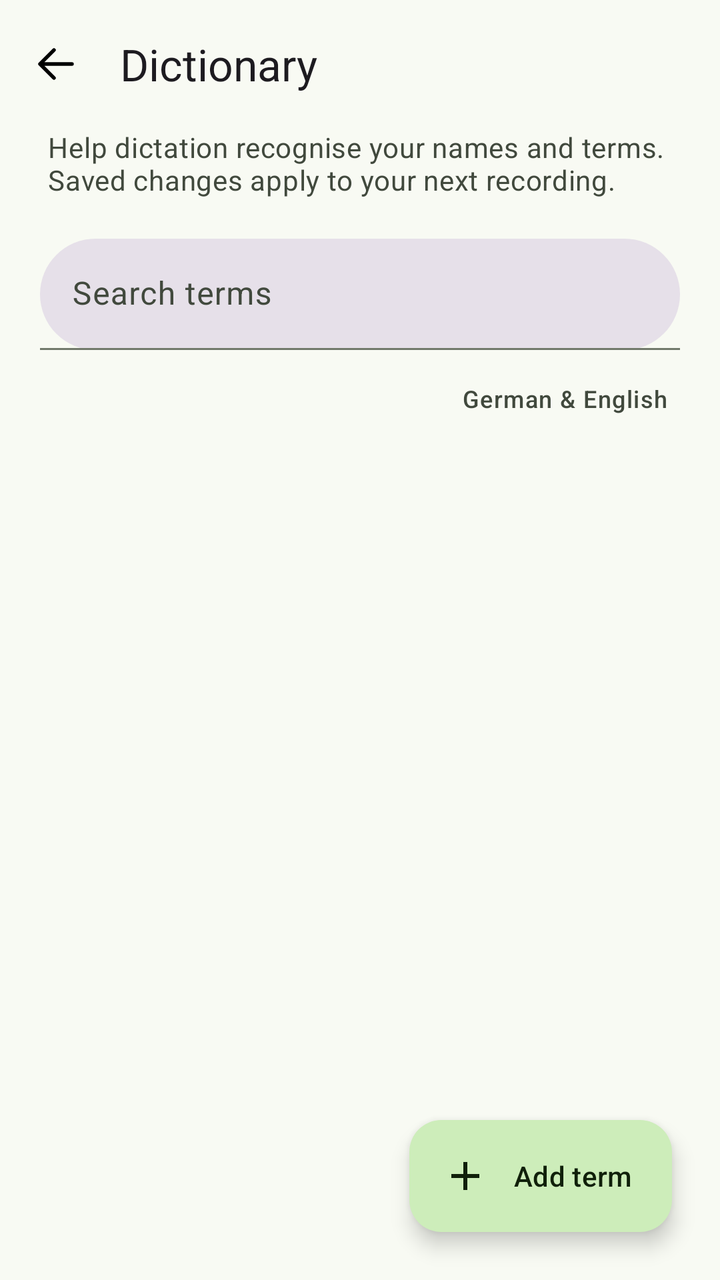
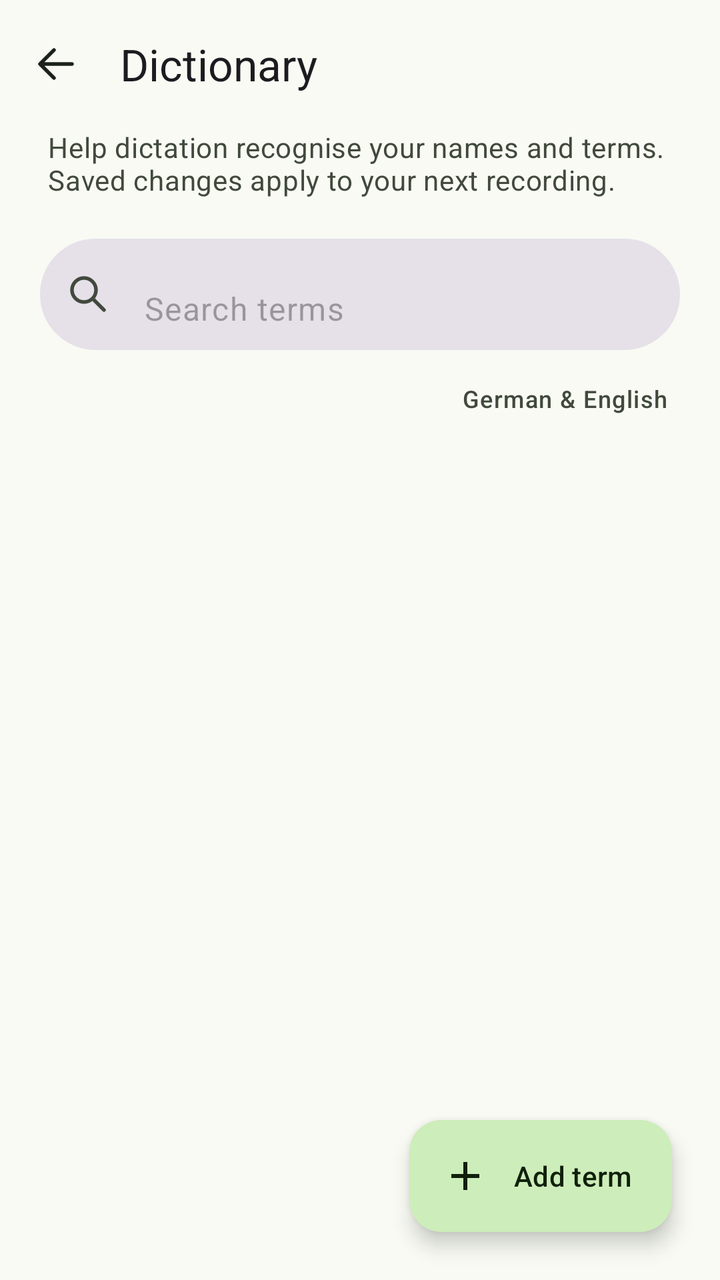

The first picture is an Android layout as it rendered before a commit; the second is the same layout after the commit. The layout source and the unified diff follow.
<!-- AndroidManifest.xml: activity theme Theme.Dictation.Settings -->
<!-- res/layout/dictionary.xml -->
<androidx.coordinatorlayout.widget.CoordinatorLayout xmlns:android="http://schemas.android.com/apk/res/android"
    xmlns:app="http://schemas.android.com/apk/res-auto" android:id="@+id/dictionary_root"
    android:layout_width="match_parent" android:layout_height="match_parent" android:background="?attr/colorSurface">
    <LinearLayout android:layout_width="match_parent" android:layout_height="match_parent" android:orientation="vertical">
        <com.google.android.material.appbar.MaterialToolbar android:id="@+id/dictionary_toolbar"
            android:layout_width="match_parent" android:layout_height="wrap_content" android:minHeight="64dp"
            app:title="@string/dictionary_title" app:navigationIcon="@drawable/ic_dictionary_back" app:navigationContentDescription="@string/dictionary_back" />
        <TextView android:layout_width="match_parent" android:layout_height="wrap_content"
            android:layout_marginHorizontal="24dp" android:layout_marginBottom="20dp"
            android:text="@string/dictionary_explanation" android:textAppearance="?attr/textAppearanceBodyMedium" android:textColor="?attr/colorOnSurfaceVariant" />
        <com.google.android.material.textfield.TextInputLayout android:layout_width="match_parent" android:layout_height="wrap_content"
            android:layout_marginHorizontal="20dp" android:layout_marginBottom="16dp" android:hint="@string/dictionary_search"
            app:boxCornerRadiusTopStart="28dp" app:boxCornerRadiusTopEnd="28dp" app:boxCornerRadiusBottomStart="28dp" app:boxCornerRadiusBottomEnd="28dp"
            style="@style/Widget.Material3.TextInputLayout.FilledBox" app:endIconMode="clear_text">
            <com.google.android.material.textfield.TextInputEditText android:id="@+id/dictionary_search" android:layout_width="match_parent" android:layout_height="wrap_content"
                android:inputType="text" android:imeOptions="actionSearch" android:maxLines="1" android:singleLine="true" android:importantForAutofill="no" />
        </com.google.android.material.textfield.TextInputLayout>
        <LinearLayout android:layout_width="match_parent" android:layout_height="wrap_content" android:paddingHorizontal="26dp" android:paddingBottom="8dp" android:gravity="center_vertical">
            <TextView android:id="@+id/dictionary_count" android:layout_width="0dp" android:layout_weight="1" android:layout_height="wrap_content" android:textAppearance="?attr/textAppearanceLabelMedium" android:textColor="?attr/colorOnSurfaceVariant" />
            <TextView android:layout_width="wrap_content" android:layout_height="wrap_content" android:text="@string/dictionary_languages" android:textAppearance="?attr/textAppearanceLabelMedium" android:textColor="?attr/colorOnSurfaceVariant" />
        </LinearLayout>
        <TextView android:id="@+id/dictionary_state" android:layout_width="match_parent" android:layout_height="wrap_content" android:padding="24dp"
            android:textAppearance="?attr/textAppearanceBodyMedium" android:accessibilityLiveRegion="polite" android:visibility="gone" />
        <androidx.recyclerview.widget.RecyclerView android:id="@+id/dictionary_list" android:layout_width="match_parent" android:layout_height="0dp" android:layout_weight="1"
            android:paddingHorizontal="16dp" android:paddingBottom="104dp" android:clipToPadding="false" />
    </LinearLayout>
    <com.google.android.material.floatingactionbutton.ExtendedFloatingActionButton android:id="@+id/dictionary_add"
        android:layout_width="wrap_content" android:layout_height="wrap_content" android:layout_gravity="bottom|end" android:layout_margin="24dp"
        android:text="@string/dictionary_add" app:icon="@drawable/ic_dictionary_add" />
</androidx.coordinatorlayout.widget.CoordinatorLayout>
<!-- resources referenced by this layout -->
<resources>
  <!-- drawable ic_dictionary_add (drawable) -->
  <vector xmlns:android="http://schemas.android.com/apk/res/android" android:width="24dp" android:height="24dp" android:viewportWidth="24" android:viewportHeight="24">
      <path android:fillColor="#000000" android:pathData="M11,5h2v6h6v2h-6v6h-2v-6H5v-2h6z" />
  </vector>
  <!-- drawable ic_dictionary_back (drawable) -->
  <vector xmlns:android="http://schemas.android.com/apk/res/android" android:width="24dp" android:height="24dp" android:viewportWidth="24" android:viewportHeight="24">
      <path android:fillColor="#00000000" android:strokeColor="#000000" android:strokeWidth="1.8" android:strokeLineCap="round" android:strokeLineJoin="round" android:pathData="M20,12H4M11,5l-7,7 7,7" />
  </vector>
  <string name="dictionary_add">Add term</string>
  <string name="dictionary_back">Back to Settings</string>
  <string name="dictionary_explanation">Help dictation recognise your names and terms.\nSaved changes apply to your next recording.</string>
  <string name="dictionary_languages">German &amp; English</string>
  <string name="dictionary_search">Search terms</string>
  <string name="dictionary_title">Dictionary</string>
  <style name="Theme.Dictation.Settings" parent="Theme.Material3.DayNight.NoActionBar">
          <item name="colorPrimary">@color/dictionary_primary</item>
          <item name="colorOnPrimary">@color/dictionary_on_primary</item>
          <item name="colorPrimaryContainer">@color/dictionary_primary_container</item>
          <item name="colorOnPrimaryContainer">@color/dictionary_on_primary_container</item>
          <item name="android:colorBackground">@color/dictionary_surface</item>
          <item name="colorSurface">@color/dictionary_surface</item>
          <item name="colorOnSurface">@color/dictionary_on_surface</item>
          <item name="colorSurfaceVariant">@color/dictionary_surface_variant</item>
          <item name="colorOnSurfaceVariant">@color/dictionary_on_surface_variant</item>
          <item name="colorOutline">@color/dictionary_outline</item>
          <item name="android:windowLightStatusBar">@bool/settings_light_bars</item>
          <item name="android:windowLightNavigationBar">@bool/settings_light_bars</item>
          <item name="android:windowSoftInputMode">adjustResize</item>
      </style>
  <color name="dictionary_primary">#426B32</color>
  <color name="dictionary_on_primary">#FFFFFF</color>
  <color name="dictionary_primary_container">#CDEDBA</color>
  <color name="dictionary_on_primary_container">#10200A</color>
  <color name="dictionary_surface">#F8FAF3</color>
  <color name="dictionary_on_surface">#1B211B</color>
  <color name="dictionary_surface_variant">#E1E7DB</color>
  <color name="dictionary_on_surface_variant">#41493D</color>
  <color name="dictionary_outline">#71796B</color>
</resources>

<!-- the commit's change to res/layout/dictionary.xml (unified diff, before → after) -->
@@ -4,16 +4,17 @@
     <LinearLayout android:layout_width="match_parent" android:layout_height="match_parent" android:orientation="vertical">
         <com.google.android.material.appbar.MaterialToolbar android:id="@+id/dictionary_toolbar"
             android:layout_width="match_parent" android:layout_height="wrap_content" android:minHeight="64dp"
-            app:title="@string/dictionary_title" app:navigationIcon="@drawable/ic_dictionary_back" app:navigationContentDescription="@string/dictionary_back" />
+            app:title="@string/dictionary_title" app:navigationIcon="@drawable/ic_dictionary_back" app:navigationIconTint="?attr/colorOnSurface" app:navigationContentDescription="@string/dictionary_back" />
         <TextView android:layout_width="match_parent" android:layout_height="wrap_content"
             android:layout_marginHorizontal="24dp" android:layout_marginBottom="20dp"
             android:text="@string/dictionary_explanation" android:textAppearance="?attr/textAppearanceBodyMedium" android:textColor="?attr/colorOnSurfaceVariant" />
         <com.google.android.material.textfield.TextInputLayout android:layout_width="match_parent" android:layout_height="wrap_content"
-            android:layout_marginHorizontal="20dp" android:layout_marginBottom="16dp" android:hint="@string/dictionary_search"
+            android:layout_marginHorizontal="20dp" android:layout_marginBottom="16dp" app:hintEnabled="false"
             app:boxCornerRadiusTopStart="28dp" app:boxCornerRadiusTopEnd="28dp" app:boxCornerRadiusBottomStart="28dp" app:boxCornerRadiusBottomEnd="28dp"
-            style="@style/Widget.Material3.TextInputLayout.FilledBox" app:endIconMode="clear_text">
+            style="@style/Widget.Material3.TextInputLayout.FilledBox" app:endIconMode="clear_text"
+            app:boxStrokeWidth="0dp" app:boxStrokeWidthFocused="0dp" app:startIconDrawable="@drawable/ic_dictionary_search">
             <com.google.android.material.textfield.TextInputEditText android:id="@+id/dictionary_search" android:layout_width="match_parent" android:layout_height="wrap_content"
-                android:inputType="text" android:imeOptions="actionSearch" android:maxLines="1" android:singleLine="true" android:importantForAutofill="no" />
+                android:hint="@string/dictionary_search" android:inputType="text" android:imeOptions="actionSearch|flagNoPersonalizedLearning" android:maxLines="1" android:singleLine="true" android:importantForAutofill="no" />
         </com.google.android.material.textfield.TextInputLayout>
         <LinearLayout android:layout_width="match_parent" android:layout_height="wrap_content" android:paddingHorizontal="26dp" android:paddingBottom="8dp" android:gravity="center_vertical">
             <TextView android:id="@+id/dictionary_count" android:layout_width="0dp" android:layout_weight="1" android:layout_height="wrap_content" android:textAppearance="?attr/textAppearanceLabelMedium" android:textColor="?attr/colorOnSurfaceVariant" />
<!-- resource entries referenced after the edit -->
@@ -7,6 +7,10 @@
   <!-- drawable ic_dictionary_back (drawable) -->
   <vector xmlns:android="http://schemas.android.com/apk/res/android" android:width="24dp" android:height="24dp" android:viewportWidth="24" android:viewportHeight="24">
       <path android:fillColor="#00000000" android:strokeColor="#000000" android:strokeWidth="1.8" android:strokeLineCap="round" android:strokeLineJoin="round" android:pathData="M20,12H4M11,5l-7,7 7,7" />
+  </vector>
+  <!-- drawable ic_dictionary_search (drawable) -->
+  <vector xmlns:android="http://schemas.android.com/apk/res/android" android:width="24dp" android:height="24dp" android:viewportWidth="24" android:viewportHeight="24">
+      <path android:fillColor="#00000000" android:strokeColor="#000000" android:strokeWidth="1.8" android:strokeLineCap="round" android:pathData="M16,10a6,6 0,1 1,-12 0a6,6 0,1 1,12 0M14.5,14.5L20,20" />
   </vector>
   <string name="dictionary_add">Add term</string>
   <string name="dictionary_back">Back to Settings</string>
